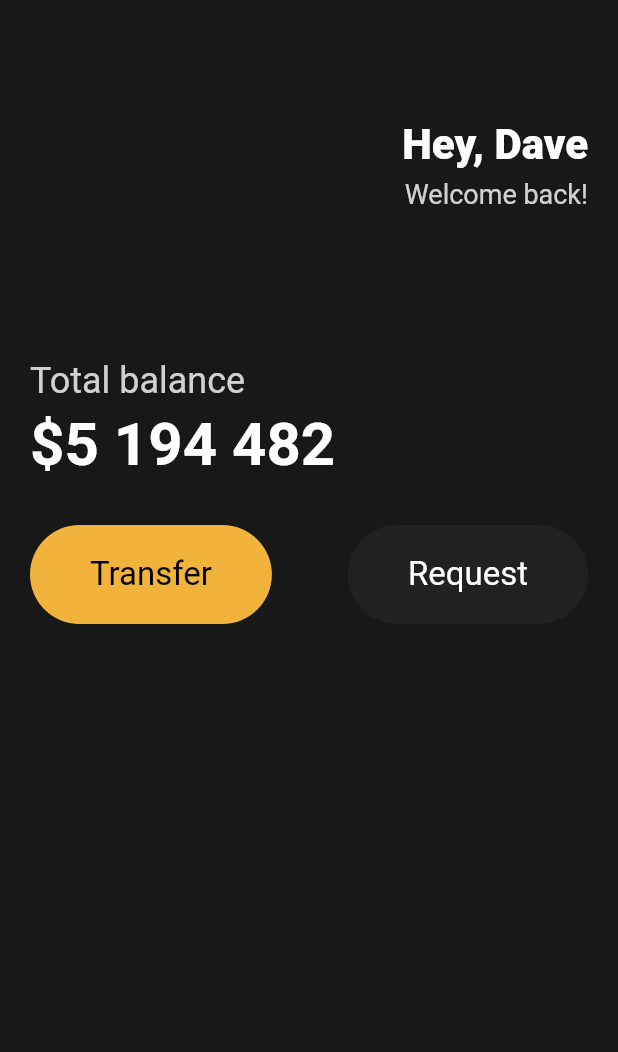
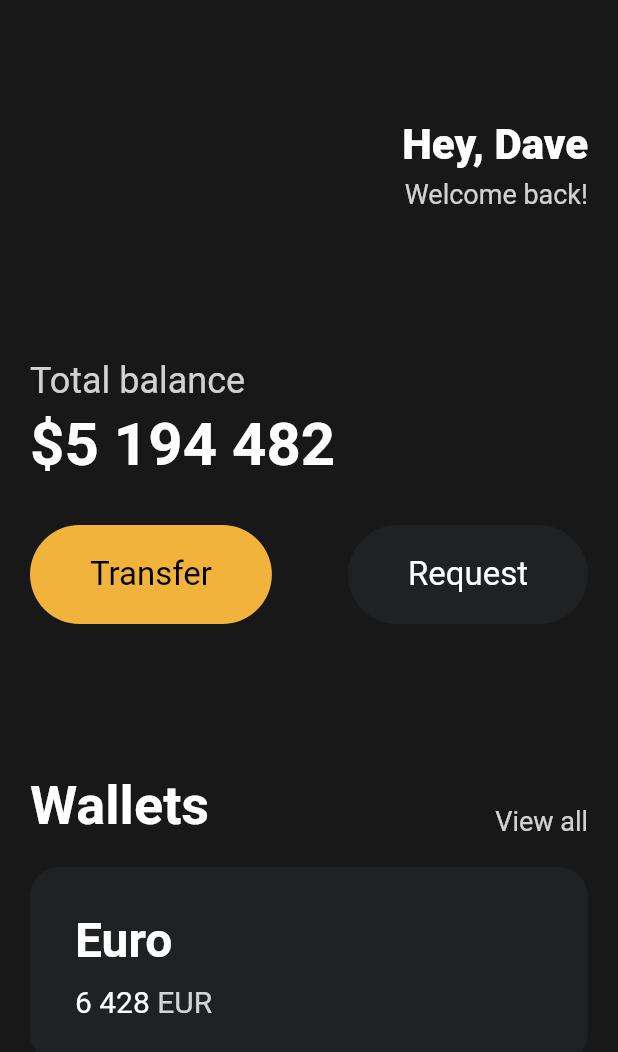
Before and after one commit to LEEHUUN/flutter-study-toonflix, a Flutter app: the screen it shows after launch, on a phone screen of 412 x 824 dp. Shown: the top 1052 px of the screen. Run offline on Flutter 3.47's test engine with Material 2 defaults, Android fonts, the phone set to English and light mode, and no system bars.

Commit message:
- feat: 6강 Cards 학습내용 commit.

```diff
--- a/lib/main.dart
+++ b/lib/main.dart
@@ -90,6 +90,87 @@ class App extends StatelessWidget {
                   ),
                 ],
               ),
+              Row(
+                children: const [
+                  SizedBox(
+                    height: 100,
+                  ),
+                ],
+              ),
+              Row(
+                mainAxisAlignment: MainAxisAlignment.spaceBetween,
+                crossAxisAlignment: CrossAxisAlignment.end,
+                children: [
+                  const Text(
+                    'Wallets',
+                    style: TextStyle(
+                      fontSize: 36,
+                      fontWeight: FontWeight.w600,
+                      color: Colors.white,
+                    ),
+                  ),
+                  Text(
+                    'View all',
+                    style: TextStyle(
+                      fontSize: 18,
+                      color: Colors.white.withOpacity(0.8),
+                    ),
+                  ),
+                ],
+              ),
+              const SizedBox(
+                height: 20,
+              ),
+              Container(
+                decoration: BoxDecoration(
+                  color: const Color(0xFF1F2123),
+                  borderRadius: BorderRadius.circular(20),
+                ),
+                child: Padding(
+                  padding: const EdgeInsets.all(30),
+                  child: Row(
+                    children: [
+                      Column(
+                        crossAxisAlignment: CrossAxisAlignment.start,
+                        children: [
+                          const Text(
+                            'Euro',
+                            style: TextStyle(
+                              color: Colors.white,
+                              fontSize: 32,
+                              fontWeight: FontWeight.w600,
+                            ),
+                          ),
+                          const SizedBox(
+                            height: 10,
+                          ),
+                          Row(
+                            children: [
+                              const Text(
+                                '6 428',
+                                style: TextStyle(
+                                  color: Colors.white,
+                                  fontSize: 20,
+                                ),
+                              ),
+                              const SizedBox(
+                                width: 5,
+                              ),
+                              Text(
+                                'EUR',
+                                style: TextStyle(
+                                  color: Colors.white.withOpacity(0.8),
+                                  fontSize: 20,
+                                ),
+                              ),
+                            ],
+                          ),
+                        ],
+                      )
+                    ],
+                  ),
+                ),
+              )
             ],
           ),
         ),
```
Also changed, not shown: 1 other file.
